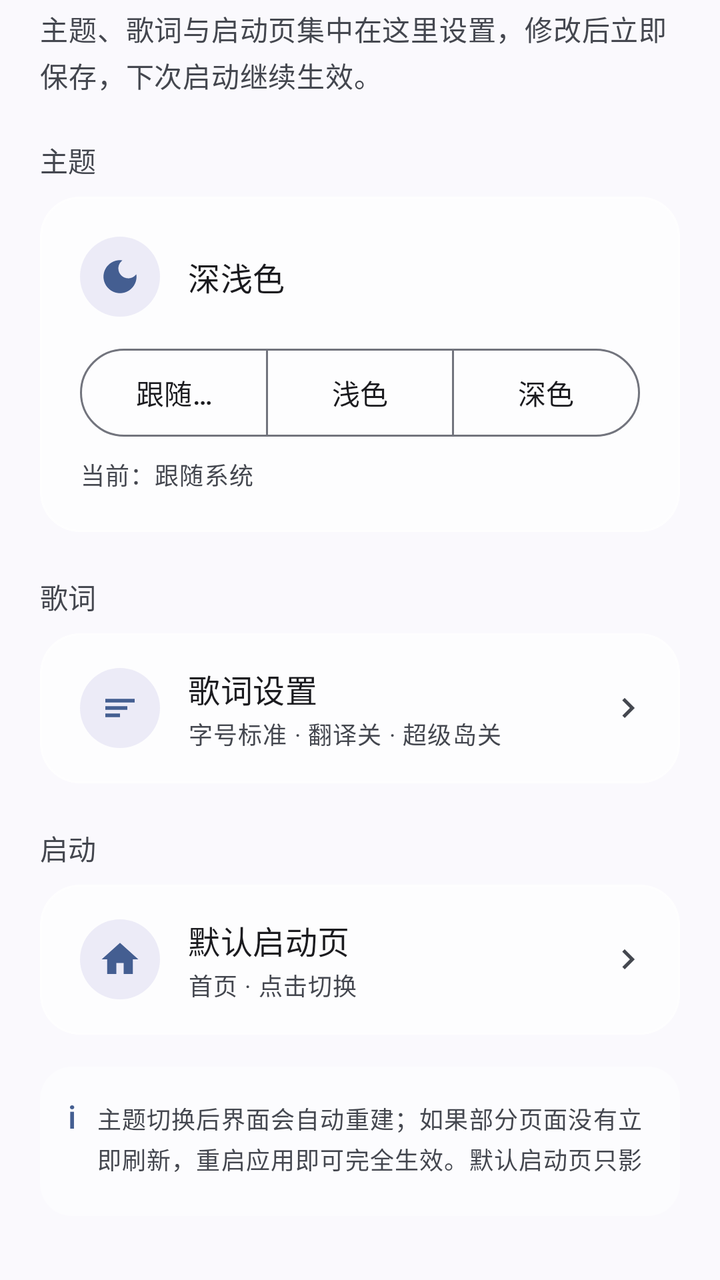
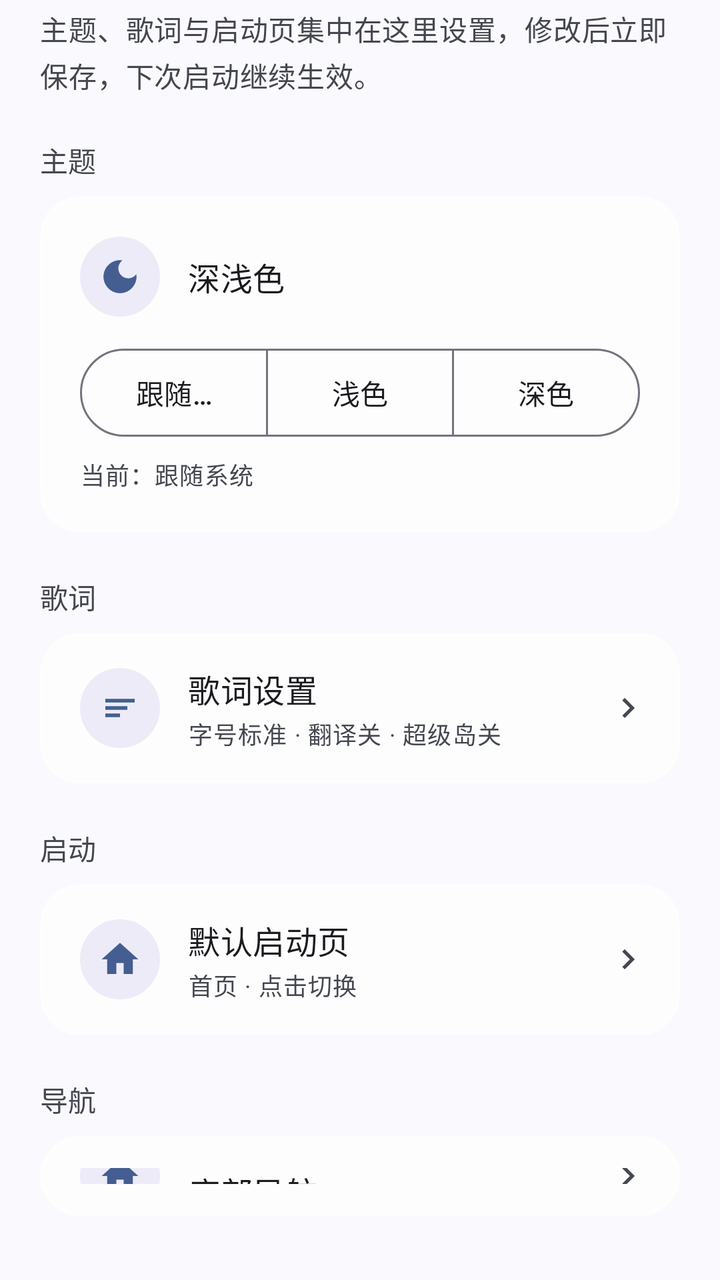

Screens rendered from an Android XML layout before and after an edit, with the pre-edit source and the edit as a unified diff.
<!-- AndroidManifest.xml: application theme Theme.QYMusic -->
<!-- res/layout/fragment_general_settings.xml -->
<?xml version="1.0" encoding="utf-8"?>
<layout xmlns:android="http://schemas.android.com/apk/res/android"
    xmlns:app="http://schemas.android.com/apk/res-auto">

    <LinearLayout
        android:layout_width="match_parent"
        android:layout_height="wrap_content"
        android:orientation="vertical"
        android:paddingStart="20dp"
        android:paddingTop="4dp"
        android:paddingEnd="20dp"
        android:paddingBottom="32dp">

        <TextView
            android:layout_width="match_parent"
            android:layout_height="wrap_content"
            android:lineSpacingExtra="3dp"
            android:text="主题、歌词与启动页集中在这里设置，修改后立即保存，下次启动继续生效。"
            android:textAppearance="@style/TextAppearance.Material3.BodyMedium"
            android:textColor="?attr/colorOnSurfaceVariant" />

        
        <TextView
            style="@style/TextAppearance.Material3.LabelLarge"
            android:layout_width="match_parent"
            android:layout_height="wrap_content"
            android:layout_marginTop="22dp"
            android:layout_marginBottom="8dp"
            android:text="主题"
            android:textColor="?attr/colorOnSurfaceVariant" />

        <com.google.android.material.card.MaterialCardView
            style="@style/Widget.Material3.CardView.Filled"
            android:layout_width="match_parent"
            android:layout_height="wrap_content"
            app:cardBackgroundColor="@color/glass_card"
            app:cardCornerRadius="20dp"
            app:cardElevation="0dp"
            app:contentPadding="20dp"
            app:strokeColor="@color/glass_stroke"
            app:strokeWidth="1dp">

            <LinearLayout
                android:layout_width="match_parent"
                android:layout_height="wrap_content"
                android:orientation="vertical">

                <LinearLayout
                    android:layout_width="match_parent"
                    android:layout_height="wrap_content"
                    android:gravity="center_vertical"
                    android:orientation="horizontal">

                    <FrameLayout
                        android:layout_width="40dp"
                        android:layout_height="40dp"
                        android:background="@drawable/bg_icon_circle">

                        <ImageView
                            android:layout_width="22dp"
                            android:layout_height="22dp"
                            android:layout_gravity="center"
                            android:contentDescription="主题"
                            android:src="@drawable/ic_moon"
                            app:tint="?attr/colorPrimary" />

                    </FrameLayout>

                    <TextView
                        android:layout_width="0dp"
                        android:layout_height="wrap_content"
                        android:layout_marginStart="14dp"
                        android:layout_weight="1"
                        android:text="深浅色"
                        android:textAppearance="@style/TextAppearance.Material3.TitleMedium" />

                </LinearLayout>

                <com.google.android.material.button.MaterialButtonToggleGroup
                    android:id="@+id/toggle_theme"
                    android:layout_width="match_parent"
                    android:layout_height="wrap_content"
                    android:layout_marginTop="16dp"
                    app:selectionRequired="true"
                    app:singleSelection="true">

                    <com.google.android.material.button.MaterialButton
                        android:id="@+id/btn_theme_system"
                        style="@style/Widget.Material3.Button.OutlinedButton"
                        android:layout_width="0dp"
                        android:layout_height="44dp"
                        android:layout_weight="1"
                        android:insetTop="0dp"
                        android:insetBottom="0dp"
                        android:text="跟随系统" />

                    <com.google.android.material.button.MaterialButton
                        android:id="@+id/btn_theme_light"
                        style="@style/Widget.Material3.Button.OutlinedButton"
                        android:layout_width="0dp"
                        android:layout_height="44dp"
                        android:layout_weight="1"
                        android:insetTop="0dp"
                        android:insetBottom="0dp"
                        android:text="浅色" />

                    <com.google.android.material.button.MaterialButton
                        android:id="@+id/btn_theme_dark"
                        style="@style/Widget.Material3.Button.OutlinedButton"
                        android:layout_width="0dp"
                        android:layout_height="44dp"
                        android:layout_weight="1"
                        android:insetTop="0dp"
                        android:insetBottom="0dp"
                        android:text="深色" />

                </com.google.android.material.button.MaterialButtonToggleGroup>

                <TextView
                    android:id="@+id/tv_theme_hint"
                    android:layout_width="match_parent"
                    android:layout_height="wrap_content"
                    android:layout_marginTop="10dp"
                    android:lineSpacingExtra="2dp"
                    android:text="当前：跟随系统"
                    android:textAppearance="@style/TextAppearance.Material3.BodySmall"
                    android:textColor="?attr/colorOnSurfaceVariant" />

            </LinearLayout>

        </com.google.android.material.card.MaterialCardView>

        
        <TextView
            style="@style/TextAppearance.Material3.LabelLarge"
            android:layout_width="match_parent"
            android:layout_height="wrap_content"
            android:layout_marginTop="22dp"
            android:layout_marginBottom="8dp"
            android:text="歌词"
            android:textColor="?attr/colorOnSurfaceVariant" />

        <com.google.android.material.card.MaterialCardView
            style="@style/Widget.Material3.CardView.Filled"
            android:layout_width="match_parent"
            android:layout_height="wrap_content"
            app:cardBackgroundColor="@color/glass_card"
            app:cardCornerRadius="20dp"
            app:cardElevation="0dp"
            app:contentPadding="0dp"
            app:strokeColor="@color/glass_stroke"
            app:strokeWidth="1dp">

            <LinearLayout
                android:id="@+id/item_lyric_settings"
                android:layout_width="match_parent"
                android:layout_height="wrap_content"
                android:background="?attr/selectableItemBackground"
                android:gravity="center_vertical"
                android:minHeight="72dp"
                android:orientation="horizontal"
                android:paddingStart="20dp"
                android:paddingTop="16dp"
                android:paddingEnd="16dp"
                android:paddingBottom="16dp">

                <FrameLayout
                    android:layout_width="40dp"
                    android:layout_height="40dp"
                    android:background="@drawable/bg_icon_circle">

                    <ImageView
                        android:layout_width="22dp"
                        android:layout_height="22dp"
                        android:layout_gravity="center"
                        android:contentDescription="歌词设置"
                        android:src="@drawable/baseline_lyrics_24"
                        app:tint="?attr/colorPrimary" />

                </FrameLayout>

                <LinearLayout
                    android:layout_width="0dp"
                    android:layout_height="wrap_content"
                    android:layout_marginStart="14dp"
                    android:layout_weight="1"
                    android:orientation="vertical">

                    <TextView
                        android:layout_width="match_parent"
                        android:layout_height="wrap_content"
                        android:text="歌词设置"
                        android:textAppearance="@style/TextAppearance.Material3.TitleMedium" />

                    <TextView
                        android:id="@+id/tv_lyric_settings_state"
                        android:layout_width="match_parent"
                        android:layout_height="wrap_content"
                        android:layout_marginTop="2dp"
                        android:text="字号标准 · 翻译关 · 超级岛关"
                        android:textAppearance="@style/TextAppearance.Material3.BodySmall"
                        android:textColor="?attr/colorOnSurfaceVariant" />

                </LinearLayout>

                <ImageView
                    android:layout_width="20dp"
                    android:layout_height="20dp"
                    android:contentDescription="进入"
                    android:src="@drawable/baseline_chevron_right_24"
                    app:tint="?attr/colorOnSurfaceVariant" />

            </LinearLayout>

        </com.google.android.material.card.MaterialCardView>

        
        <TextView
            style="@style/TextAppearance.Material3.LabelLarge"
            android:layout_width="match_parent"
            android:layout_height="wrap_content"
            android:layout_marginTop="22dp"
            android:layout_marginBottom="8dp"
            android:text="启动"
            android:textColor="?attr/colorOnSurfaceVariant" />

        <com.google.android.material.card.MaterialCardView
            style="@style/Widget.Material3.CardView.Filled"
            android:layout_width="match_parent"
            android:layout_height="wrap_content"
            app:cardBackgroundColor="@color/glass_card"
            app:cardCornerRadius="20dp"
            app:cardElevation="0dp"
            app:contentPadding="0dp"
            app:strokeColor="@color/glass_stroke"
            app:strokeWidth="1dp">

            <LinearLayout
                android:id="@+id/item_start_page"
                android:layout_width="match_parent"
                android:layout_height="wrap_content"
                android:background="?attr/selectableItemBackground"
                android:gravity="center_vertical"
                android:minHeight="72dp"
                android:orientation="horizontal"
                android:paddingStart="20dp"
                android:paddingTop="16dp"
                android:paddingEnd="16dp"
                android:paddingBottom="16dp">

                <FrameLayout
                    android:layout_width="40dp"
                    android:layout_height="40dp"
                    android:background="@drawable/bg_icon_circle">

                    <ImageView
                        android:layout_width="22dp"
                        android:layout_height="22dp"
                        android:layout_gravity="center"
                        android:contentDescription="默认启动页"
                        android:src="@drawable/ic_home_24"
                        app:tint="?attr/colorPrimary" />

                </FrameLayout>

                <LinearLayout
                    android:layout_width="0dp"
                    android:layout_height="wrap_content"
                    android:layout_marginStart="14dp"
                    android:layout_weight="1"
                    android:orientation="vertical">

                    <TextView
                        android:layout_width="match_parent"
                        android:layout_height="wrap_content"
                        android:text="默认启动页"
                        android:textAppearance="@style/TextAppearance.Material3.TitleMedium" />

                    <TextView
                        android:id="@+id/tv_start_page_value"
                        android:layout_width="match_parent"
                        android:layout_height="wrap_content"
                        android:layout_marginTop="2dp"
                        android:text="首页 · 点击切换"
                        android:textAppearance="@style/TextAppearance.Material3.BodySmall"
                        android:textColor="?attr/colorOnSurfaceVariant" />

                </LinearLayout>

                <ImageView
                    android:layout_width="20dp"
                    android:layout_height="20dp"
                    android:contentDescription="进入"
                    android:src="@drawable/baseline_chevron_right_24"
                    app:tint="?attr/colorOnSurfaceVariant" />

            </LinearLayout>

        </com.google.android.material.card.MaterialCardView>

        <LinearLayout
            android:layout_width="match_parent"
            android:layout_height="wrap_content"
            android:layout_marginTop="16dp"
            android:background="@drawable/bg_mini_tile"
            android:orientation="horizontal"
            android:padding="14dp">

            <TextView
                android:layout_width="wrap_content"
                android:layout_height="wrap_content"
                android:text="i"
                android:textAppearance="@style/TextAppearance.Material3.TitleMedium"
                android:textColor="?attr/colorPrimary" />

            <TextView
                android:id="@+id/tv_general_note"
                android:layout_width="0dp"
                android:layout_height="wrap_content"
                android:layout_marginStart="10dp"
                android:layout_weight="1"
                android:lineSpacingExtra="3dp"
                android:text="主题切换后界面会自动重建；如果部分页面没有立即刷新，重启应用即可完全生效。默认启动页只影响从桌面正常启动，深链、通知和分享进入仍保持原有页面。有新版本时会先查服务器，服务器不可用时自动从 GitHub 下载，必须更新后才能继续使用。"
                android:textAppearance="@style/TextAppearance.Material3.BodySmall"
                android:textColor="?attr/colorOnSurfaceVariant" />

        </LinearLayout>

    </LinearLayout>

</layout>
<!-- resources referenced by this layout -->
<resources>
  <color name="glass_card">#B8FFFFFF</color>
  <color name="glass_stroke">#80FFFFFF</color>
  <!-- drawable baseline_chevron_right_24 (drawable) -->
  <vector xmlns:android="http://schemas.android.com/apk/res/android"
      android:width="24dp"
      android:height="24dp"
      android:tint="?attr/colorOnBackground"
      android:viewportWidth="24"
      android:viewportHeight="24">
  
      <path
          android:fillColor="@android:color/white"
          android:pathData="M10,6L8.59,7.41 13.17,12l-4.58,4.59L10,18l6,-6z" />
  
  </vector>
  <!-- drawable baseline_lyrics_24 (drawable) -->
  <vector xmlns:android="http://schemas.android.com/apk/res/android"
      android:width="24dp"
      android:height="24dp"
      android:tint="?attr/colorOnBackground"
      android:viewportWidth="24"
      android:viewportHeight="24">
  
      <path
          android:fillColor="@android:color/white"
          android:pathData="M4,7H20V9H4Z" />
      <path
          android:fillColor="@android:color/white"
          android:pathData="M4,11H16V13H4Z" />
      <path
          android:fillColor="@android:color/white"
          android:pathData="M4,15H12V17H4Z" />
  
  </vector>
  <!-- drawable bg_icon_circle (drawable) -->
  <?xml version="1.0" encoding="utf-8"?>
  <shape xmlns:android="http://schemas.android.com/apk/res/android"
      android:shape="oval">
      <solid android:color="#1A5B4DBB" />
  </shape>
  <!-- drawable bg_mini_tile (drawable) -->
  <?xml version="1.0" encoding="utf-8"?>
  <shape xmlns:android="http://schemas.android.com/apk/res/android"
      android:shape="rectangle">
      <solid android:color="#66FFFFFF" />
      <corners android:radius="16dp" />
  </shape>
  <!-- drawable ic_home_24 (drawable) -->
  <vector xmlns:android="http://schemas.android.com/apk/res/android"
      android:width="24dp"
      android:height="24dp"
      android:viewportWidth="24"
      android:viewportHeight="24">
      <path
          android:fillColor="@android:color/white"
          android:pathData="M10,20v-6h4v6h5v-8h3L12,3 2,12h3v8z" />
  </vector>
  <!-- drawable ic_moon (drawable) -->
  <vector xmlns:android="http://schemas.android.com/apk/res/android"
      android:width="24dp"
      android:height="24dp"
      android:viewportWidth="24"
      android:viewportHeight="24"
      android:tint="?attr/colorPrimary">
      <path
          android:fillColor="@android:color/white"
          android:pathData="M12,3c-4.97,0 -9,4.03 -9,9s4.03,9 9,9 9,-4.03 9,-9c0,-0.46 -0.04,-0.92 -0.1,-1.36 -0.98,1.37 -2.58,2.26 -4.4,2.26 -2.98,0 -5.4,-2.42 -5.4,-5.4 0,-1.81 0.89,-3.42 2.26,-4.4C12.92,3.04 12.46,3 12,3z" />
  </vector>
  <style name="Theme.QYMusic" parent="Theme.Material3.DynamicColors.DayNight.NoActionBar">
          
          <item name="android:statusBarColor">@android:color/transparent</item>
          <item name="android:navigationBarColor">@android:color/transparent</item>
          <item name="android:windowTranslucentStatus">false</item>
          <item name="android:windowLightStatusBar">true</item>
          <item name="android:windowLightNavigationBar" tools:targetApi="27">true</item>
          <item name="android:enforceNavigationBarContrast" tools:targetApi="29">false</item>
          
      </style>
</resources>

<!-- the commit's change to res/layout/fragment_general_settings.xml (unified diff, before → after) -->
@@ -298,6 +298,90 @@
 
         </com.google.android.material.card.MaterialCardView>
 
+        
+        <TextView
+            style="@style/TextAppearance.Material3.LabelLarge"
+            android:layout_width="match_parent"
+            android:layout_height="wrap_content"
+            android:layout_marginTop="22dp"
+            android:layout_marginBottom="8dp"
+            android:text="导航"
+            android:textColor="?attr/colorOnSurfaceVariant" />
+
+        <com.google.android.material.card.MaterialCardView
+            style="@style/Widget.Material3.CardView.Filled"
+            android:layout_width="match_parent"
+            android:layout_height="wrap_content"
+            app:cardBackgroundColor="@color/glass_card"
+            app:cardCornerRadius="20dp"
+            app:cardElevation="0dp"
+            app:contentPadding="0dp"
+            app:strokeColor="@color/glass_stroke"
+            app:strokeWidth="1dp">
+
+            <LinearLayout
+                android:id="@+id/item_nav_manager"
+                android:layout_width="match_parent"
+                android:layout_height="wrap_content"
+                android:background="?attr/selectableItemBackground"
+                android:gravity="center_vertical"
+                android:minHeight="72dp"
+                android:orientation="horizontal"
+                android:paddingStart="20dp"
+                android:paddingTop="16dp"
+                android:paddingEnd="16dp"
+                android:paddingBottom="16dp">
+
+                <FrameLayout
+                    android:layout_width="40dp"
+                    android:layout_height="40dp"
+                    android:background="@drawable/bg_icon_circle">
+
+                    <ImageView
+                        android:layout_width="22dp"
+                        android:layout_height="22dp"
+                        android:layout_gravity="center"
+                        android:contentDescription="底部导航"
+                        android:src="@drawable/ic_home_24"
+                        app:tint="?attr/colorPrimary" />
+
+                </FrameLayout>
+
+                <LinearLayout
+                    android:layout_width="0dp"
+                    android:layout_height="wrap_content"
+                    android:layout_marginStart="14dp"
+                    android:layout_weight="1"
+                    android:orientation="vertical">
+
+                    <TextView
+                        android:layout_width="match_parent"
+                        android:layout_height="wrap_content"
+                        android:text="底部导航"
+                        android:textAppearance="@style/TextAppearance.Material3.TitleMedium" />
+
+                    <TextView
+                        android:id="@+id/tv_nav_manager_state"
+                        android:layout_width="match_parent"
+                        android:layout_height="wrap_content"
+                        android:layout_marginTop="2dp"
+                        android:text="3 个模块显示在底栏"
+                        android:textAppearance="@style/TextAppearance.Material3.BodySmall"
+                        android:textColor="?attr/colorOnSurfaceVariant" />
+
+                </LinearLayout>
+
+                <ImageView
+                    android:layout_width="20dp"
+                    android:layout_height="20dp"
+                    android:contentDescription="进入"
+                    android:src="@drawable/baseline_chevron_right_24"
+                    app:tint="?attr/colorOnSurfaceVariant" />
+
+            </LinearLayout>
+
+        </com.google.android.material.card.MaterialCardView>
+
         <LinearLayout
             android:layout_width="match_parent"
             android:layout_height="wrap_content"
